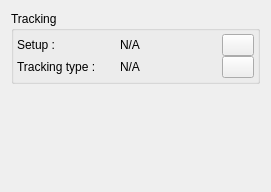
The window that source/tracker/gui/TrackingRoutineWidget.ui (assisi/CATS2) describes before a commit, drawn with Qt 5.
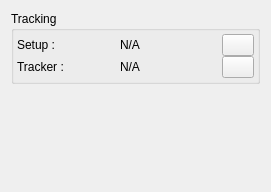
The same window after the commit. Icons and pictures are not drawn.

Diff of the .ui file:
```diff
--- a/source/tracker/gui/TrackingRoutineWidget.ui
+++ b/source/tracker/gui/TrackingRoutineWidget.ui
@@ -87,7 +87,7 @@
       <item row="1" column="0">
        <widget class="QLabel" name="label_2">
         <property name="text">
-         <string>Tracking type :</string>
+         <string>Tracker :</string>
         </property>
        </widget>
       </item>
```
